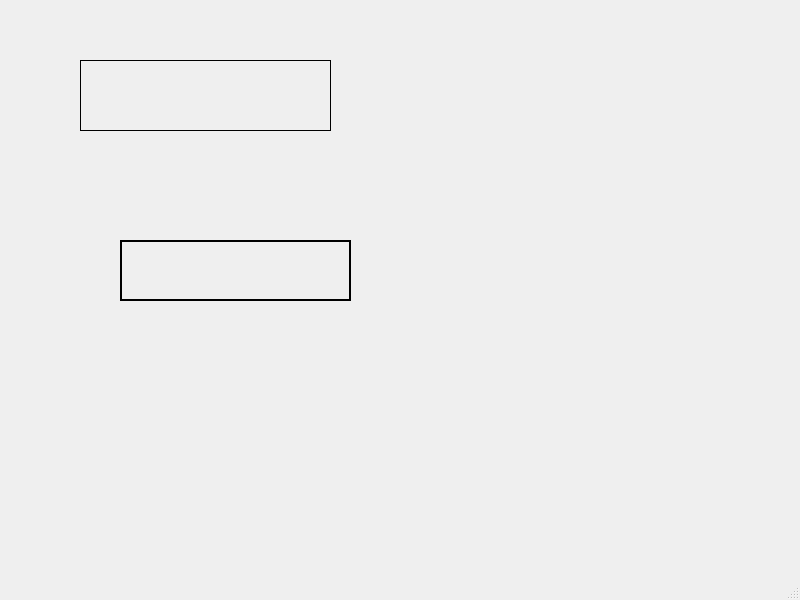
Above: qtChuanZhi/分发器/eventDistribute/mainwindow.ui from BigheadofLiu/qt_learn before the change. Below: the same form after it.
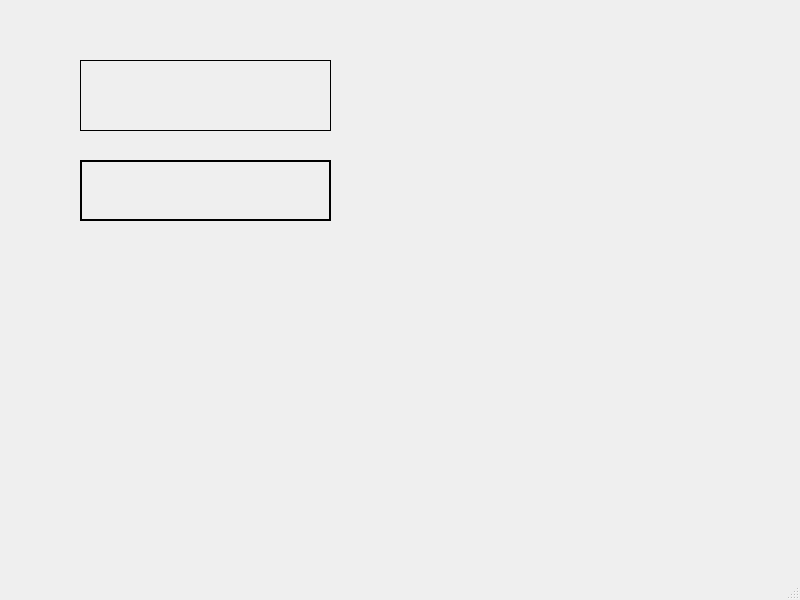
That is the form after the change. Custom widgets are drawn as their Qt base class.

```diff
--- a/qtChuanZhi/分发器/eventDistribute/mainwindow.ui
+++ b/qtChuanZhi/分发器/eventDistribute/mainwindow.ui
@@ -33,9 +33,9 @@
    <widget class="QLabel" name="label_2">
     <property name="geometry">
      <rect>
-      <x>120</x>
-      <y>240</y>
-      <width>231</width>
+      <x>80</x>
+      <y>160</y>
+      <width>251</width>
       <height>61</height>
      </rect>
     </property>
```
